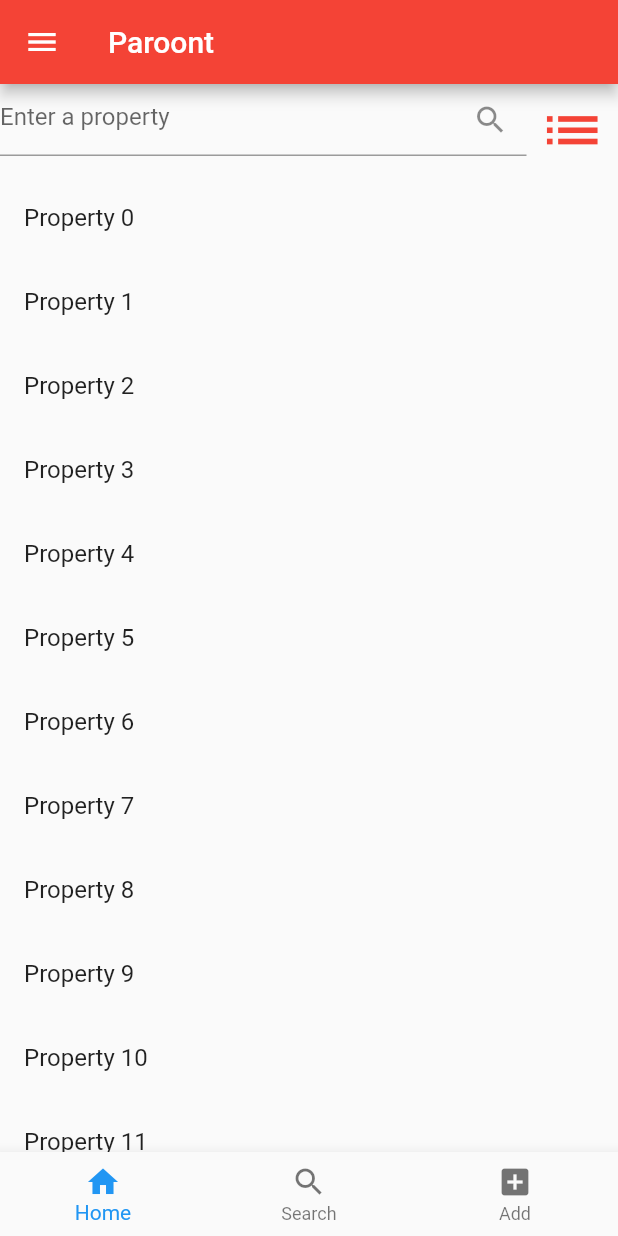
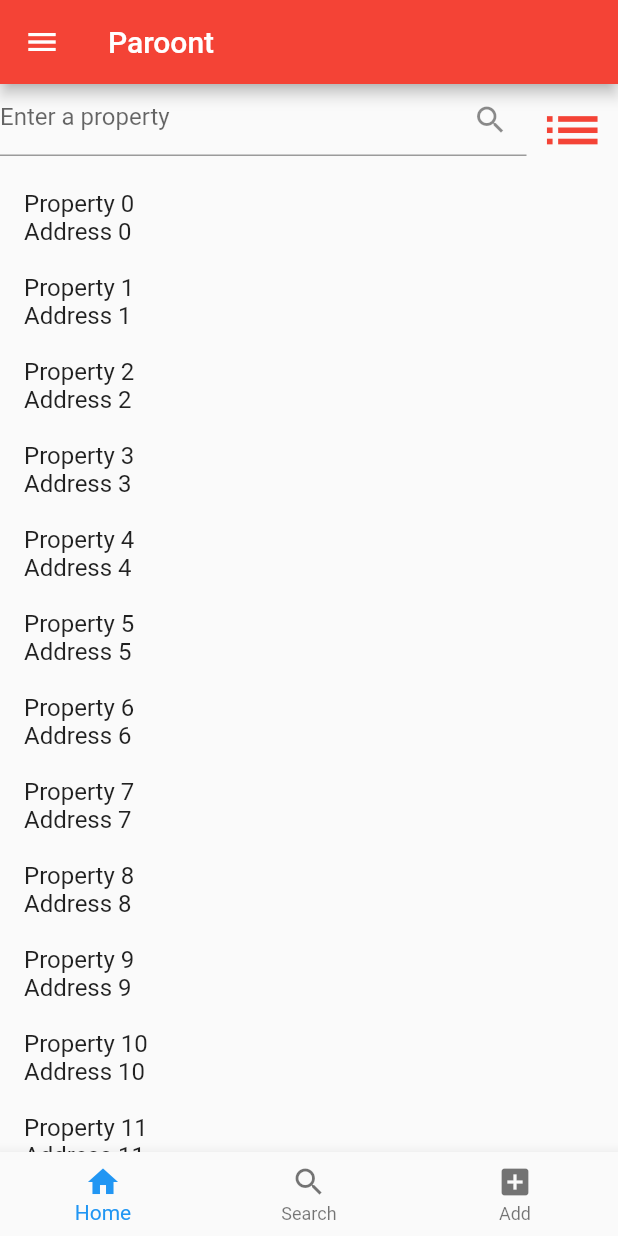
Before and after one commit to paroont/paroont-realty-mobile, a Flutter app: the screen it shows after launch, on a phone screen of 412 x 824 dp. Run offline on Flutter 3.47's test engine with Material 2 defaults, Android fonts, the phone set to English and light mode, and no system bars.

Commit message:
property tile alignment

```diff
--- a/lib/screen/home.dart
+++ b/lib/screen/home.dart
@@ -28,7 +28,13 @@ class _HomeBodyState extends State<HomeBody> {
             itemCount: _properties.length,
             itemBuilder: (context, i) {
               return ListTile(
-                title: Text('${_properties[i]}'),
+                title: Column(
+                  crossAxisAlignment: CrossAxisAlignment.start,
+                  children: [
+                  Text('${_properties[i]}'),
+                  Text('Address $i')
+                ],),
+                //title: Text('${_properties[i]}'),
                 onTap: () {
                   Navigator.push(
                     context,
```
